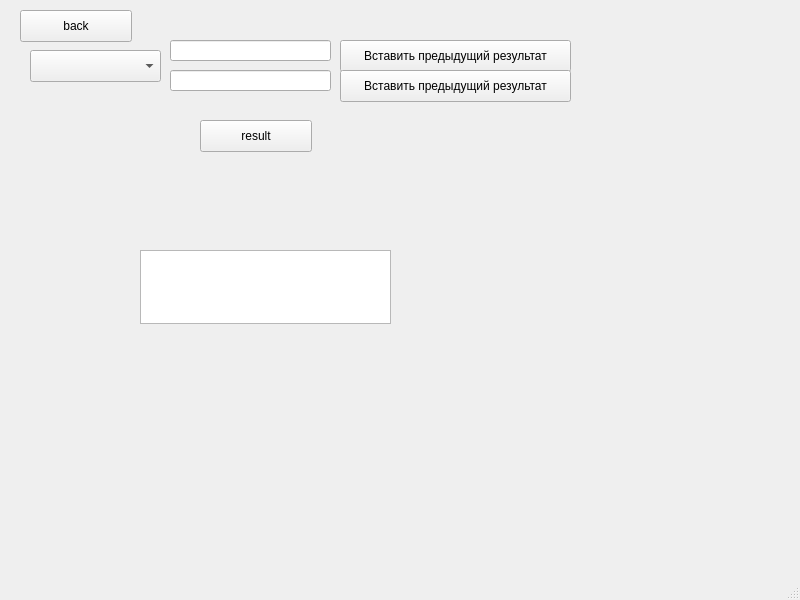
Qt form dm9375/rationalmainwindow.ui (S1ckick/dm9375) before a commit.
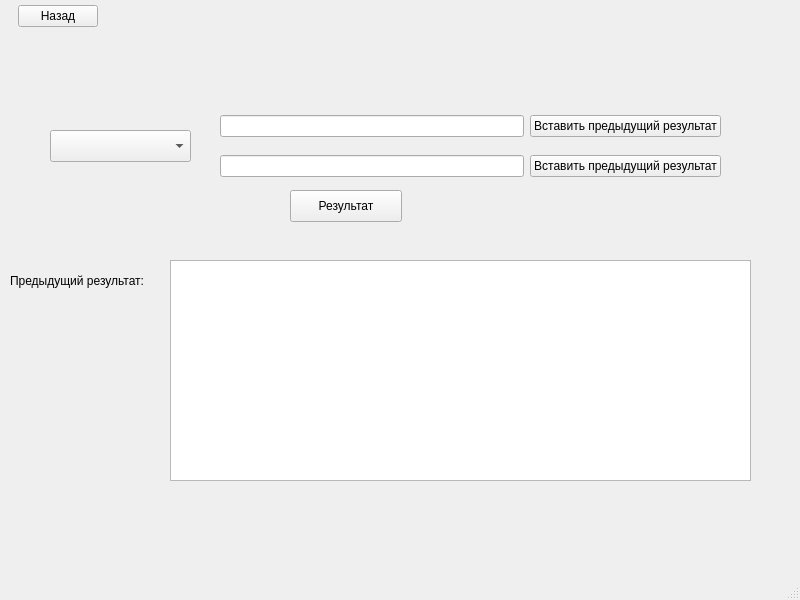
The same form after that commit.

```diff
--- a/dm9375/rationalmainwindow.ui
+++ b/dm9375/rationalmainwindow.ui
@@ -14,119 +14,151 @@
    <string>Рациональные дроби</string>
   </property>
   <widget class="QWidget" name="centralwidget">
-   <widget class="QPushButton" name="known1">
-    <property name="geometry">
-     <rect>
-      <x>340</x>
-      <y>40</y>
-      <width>231</width>
-      <height>32</height>
-     </rect>
-    </property>
-    <property name="text">
-     <string>Вставить предыдущий результат</string>
-    </property>
-   </widget>
-   <widget class="QPushButton" name="back">
-    <property name="geometry">
-     <rect>
-      <x>20</x>
-      <y>10</y>
-      <width>112</width>
-      <height>32</height>
-     </rect>
-    </property>
-    <property name="text">
-     <string>back</string>
-    </property>
-   </widget>
    <widget class="QComboBox" name="comboBox">
     <property name="geometry">
      <rect>
-      <x>30</x>
-      <y>50</y>
-      <width>131</width>
+      <x>50</x>
+      <y>130</y>
+      <width>141</width>
       <height>32</height>
      </rect>
     </property>
    </widget>
-   <widget class="QLineEdit" name="input1">
+   <widget class="QLabel" name="label">
     <property name="geometry">
      <rect>
-      <x>170</x>
-      <y>40</y>
+      <x>10</x>
+      <y>260</y>
       <width>161</width>
-      <height>21</height>
+      <height>41</height>
      </rect>
     </property>
-    <property name="maxLength">
-     <number>999999999</number>
+    <property name="text">
+     <string>Предыдущий результат:</string>
     </property>
    </widget>
    <widget class="QPushButton" name="result">
     <property name="geometry">
      <rect>
-      <x>200</x>
-      <y>120</y>
+      <x>290</x>
+      <y>190</y>
       <width>112</width>
       <height>32</height>
      </rect>
     </property>
     <property name="text">
-     <string>result</string>
+     <string>Результат</string>
     </property>
    </widget>
-   <widget class="QTextEdit" name="result_out">
+   <widget class="QLabel" name="warning">
     <property name="geometry">
      <rect>
-      <x>140</x>
-      <y>250</y>
+      <x>220</x>
+      <y>80</y>
       <width>251</width>
-      <height>74</height>
+      <height>16</height>
+     </rect>
+    </property>
+    <property name="text">
+     <string/>
+    </property>
+   </widget>
+   <widget class="QTextEdit" name="result_out">
+    <property name="geometry">
+     <rect>
+      <x>170</x>
+      <y>260</y>
+      <width>581</width>
+      <height>221</height>
      </rect>
     </property>
     <property name="readOnly">
      <bool>true</bool>
     </property>
    </widget>
-   <widget class="QLineEdit" name="input2">
+   <widget class="QWidget" name="layoutWidget_2">
     <property name="geometry">
      <rect>
-      <x>170</x>
-      <y>70</y>
-      <width>161</width>
-      <height>21</height>
+      <x>220</x>
+      <y>150</y>
+      <width>501</width>
+      <height>33</height>
      </rect>
     </property>
-    <property name="maxLength">
-     <number>999999999</number>
-    </property>
+    <layout class="QHBoxLayout" name="horizontalLayout_2">
+     <item>
+      <widget class="QLineEdit" name="input2">
+       <property name="maxLength">
+        <number>999999999</number>
+       </property>
+      </widget>
+     </item>
+     <item>
+      <widget class="QPushButton" name="pushButton_2">
+       <property name="text">
+        <string>Вставить предыдущий результат</string>
+       </property>
+      </widget>
+     </item>
+    </layout>
    </widget>
-   <widget class="QLabel" name="warning">
+   <widget class="QWidget" name="layoutWidget">
     <property name="geometry">
      <rect>
-      <x>140</x>
-      <y>10</y>
-      <width>221</width>
-      <height>20</height>
+      <x>220</x>
+      <y>110</y>
+      <width>501</width>
+      <height>33</height>
      </rect>
     </property>
-    <property name="text">
-     <string/>
-    </property>
+    <layout class="QHBoxLayout" name="horizontalLayout">
+     <item>
+      <widget class="QLineEdit" name="input1">
+       <property name="maxLength">
+        <number>999999999</number>
+       </property>
+      </widget>
+     </item>
+     <item>
+      <widget class="QPushButton" name="pushButton">
+       <property name="text">
+        <string>Вставить предыдущий результат</string>
+       </property>
+      </widget>
+     </item>
+    </layout>
    </widget>
-   <widget class="QPushButton" name="known1_2">
+   <widget class="QWidget" name="layoutWidget_3">
     <property name="geometry">
      <rect>
-      <x>340</x>
-      <y>70</y>
-      <width>231</width>
+      <x>0</x>
+      <y>0</y>
+      <width>98</width>
       <height>32</height>
      </rect>
     </property>
-    <property name="text">
-     <string>Вставить предыдущий результат</string>
-    </property>
+    <layout class="QHBoxLayout" name="horizontalLayout_3">
+     <item>
+      <spacer name="horizontalSpacer">
+       <property name="orientation">
+        <enum>Qt::Horizontal</enum>
+       </property>
+       <property name="sizeHint" stdset="0">
+        <size>
+         <width>18</width>
+         <height>20</height>
+        </size>
+       </property>
+      </spacer>
+     </item>
+     <item>
+      <widget class="QPushButton" name="back">
+       <property name="text">
+        <string>Назад</string>
+       </property>
+      </widget>
+     </item>
+    </layout>
    </widget>
   </widget>
   <widget class="QMenuBar" name="menubar">
```
